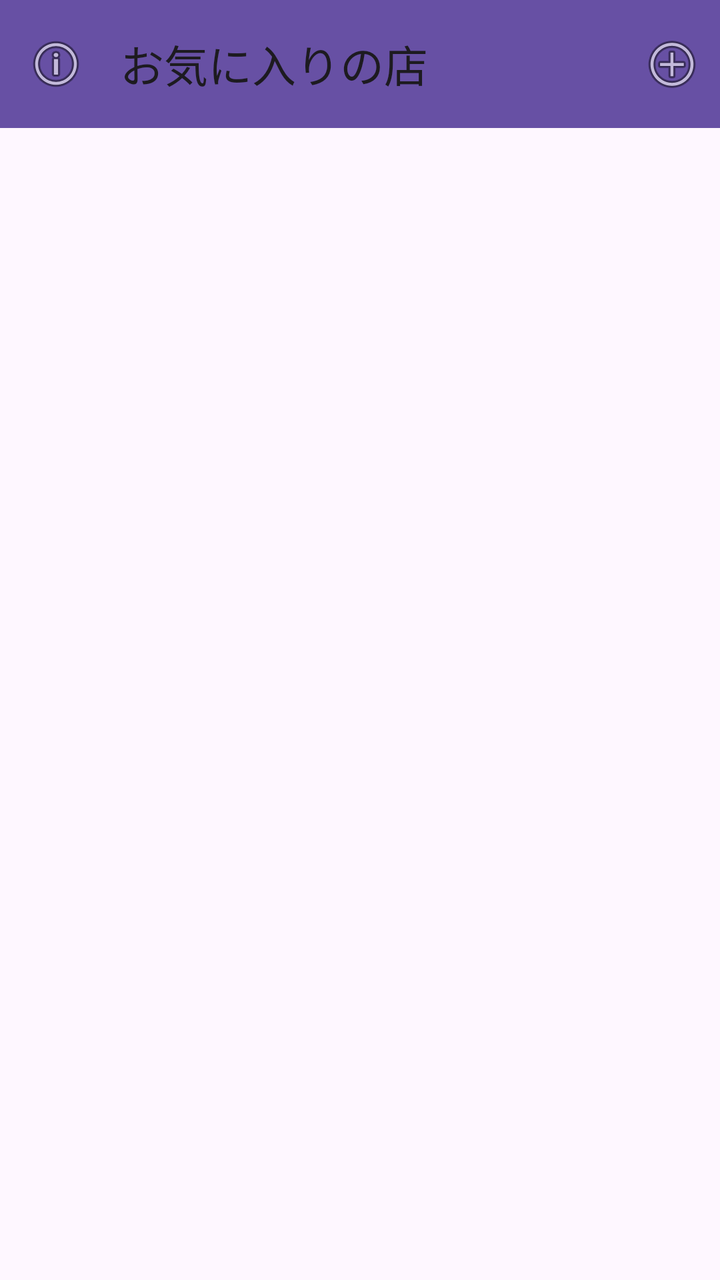
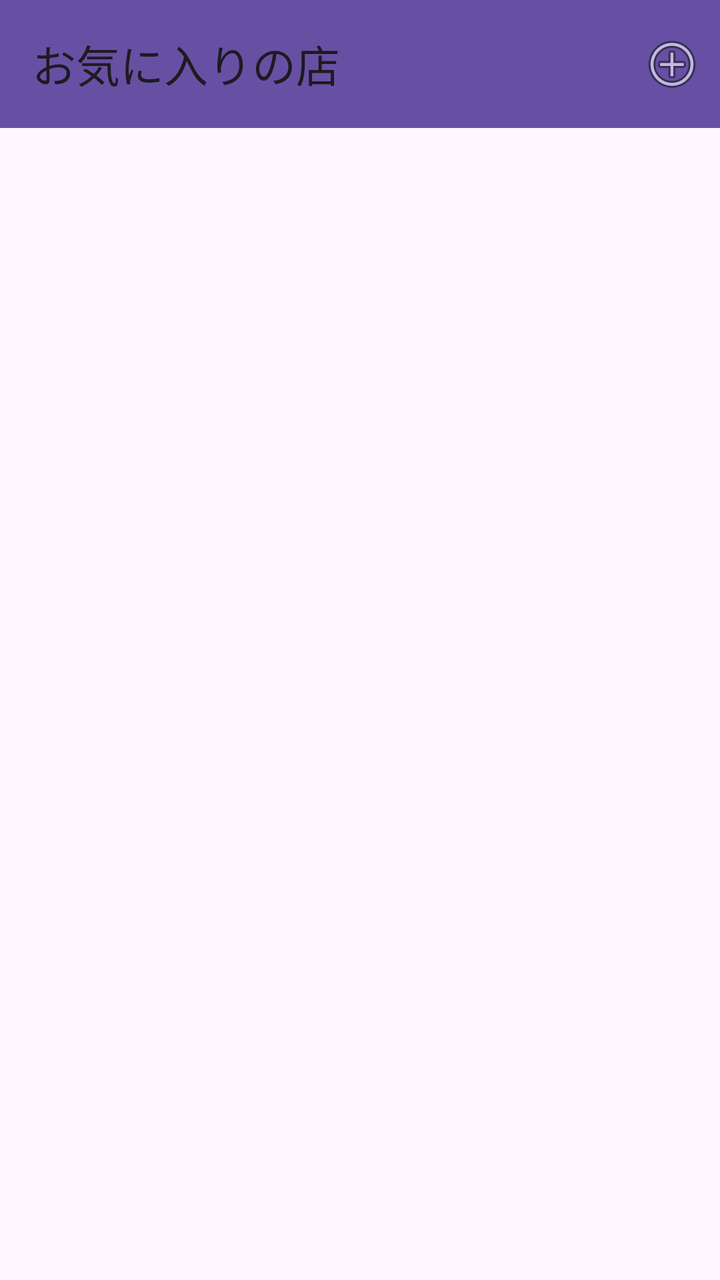

Compare the two renders of this Android layout. The source of the first and the diff that turns it into the second are given below.
<!-- AndroidManifest.xml: application theme Theme.FavoriteShop30678 -->
<!-- res/layout/activity_main.xml -->
<?xml version="1.0" encoding="utf-8"?>
<androidx.constraintlayout.widget.ConstraintLayout xmlns:android="http://schemas.android.com/apk/res/android"
    xmlns:app="http://schemas.android.com/apk/res-auto"
    xmlns:tools="http://schemas.android.com/tools"
    android:id="@+id/main"
    android:layout_width="match_parent"
    android:layout_height="match_parent"
    tools:context=".MainActivity">
    <com.google.android.material.appbar.MaterialToolbar
        android:id="@+id/tbMain"
        android:layout_width="0dp"
        android:layout_height="wrap_content"
        android:background="?attr/colorPrimary"
        android:minHeight="?attr/actionBarSize"
        android:theme="?attr/actionBarTheme"
        app:layout_constraintEnd_toEndOf="parent"
        app:layout_constraintStart_toStartOf="parent"
        app:layout_constraintTop_toTopOf="parent"
        app:menu="@menu/menu_tb_main"
        app:navigationIcon="@android:drawable/ic_menu_info_details"
        app:title="@string/app_name" />

    <ListView
        android:id="@+id/lvShop"
        android:layout_width="0dp"
        android:layout_height="0dp"
        app:layout_constraintBottom_toBottomOf="parent"
        app:layout_constraintEnd_toEndOf="parent"
        app:layout_constraintHorizontal_bias="0.0"
        app:layout_constraintStart_toStartOf="parent"
        app:layout_constraintTop_toBottomOf="@+id/tbMain"
        app:layout_constraintVertical_bias="0.0" />
</androidx.constraintlayout.widget.ConstraintLayout>
<!-- resources referenced by this layout -->
<resources>
  <string name="app_name">お気に入りの店</string>
  <style name="Theme.FavoriteShop30678" parent="Base.Theme.FavoriteShop30678" />
  <style name="Base.Theme.FavoriteShop30678" parent="Theme.Material3.DayNight.NoActionBar">
          
          
      </style>
</resources>

<!-- the commit's change to res/layout/activity_main.xml (unified diff, before → after) -->
@@ -17,7 +17,6 @@
         app:layout_constraintStart_toStartOf="parent"
         app:layout_constraintTop_toTopOf="parent"
         app:menu="@menu/menu_tb_main"
-        app:navigationIcon="@android:drawable/ic_menu_info_details"
         app:title="@string/app_name" />
 
     <ListView
